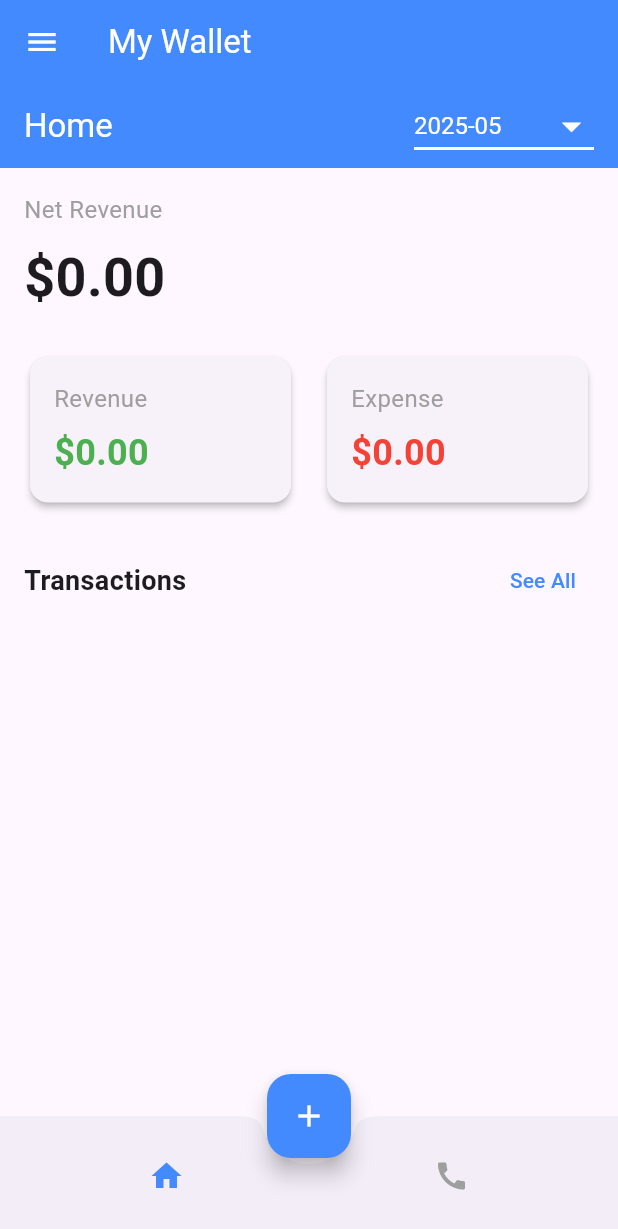
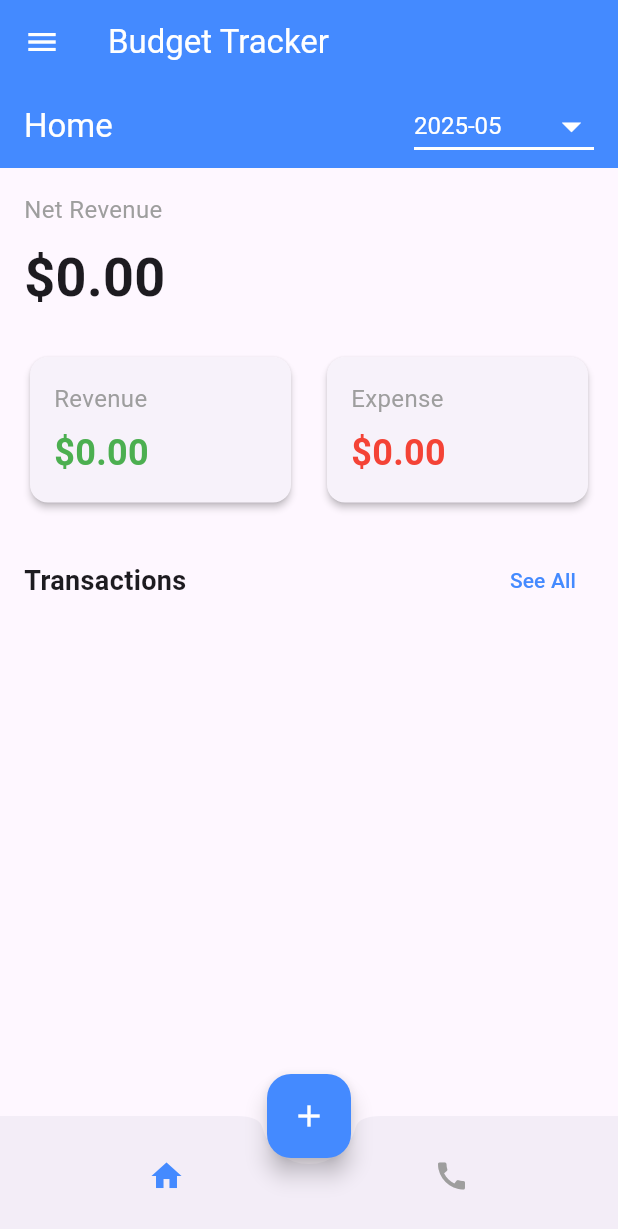
Before and after one commit to rebenkurd/budget_tracker, a Flutter app: the screen it shows after launch, on a phone screen of 412 x 824 dp. Shown: the top 1229 px of the screen. Run offline on Flutter 3.47's test engine with Material 3 defaults, Android fonts, the phone set to English and light mode, and no system bars; our stand-ins replace cloud_firestore, firebase_core; accounts and stored records are empty.

```diff
--- a/lib/Widgets/add_transaction/transaction_amount_field.dart
+++ b/lib/Widgets/add_transaction/transaction_amount_field.dart
@@ -4,9 +4,9 @@ class TransactionAmountField extends StatelessWidget {
   final TextEditingController controller;
 
   const TransactionAmountField({
-    Key? key,
+    super.key,
     required this.controller,
-  }) : super(key: key);
+  });
 
   @override
   Widget build(BuildContext context) {
--- a/lib/Widgets/add_transaction/transaction_date_picker.dart
+++ b/lib/Widgets/add_transaction/transaction_date_picker.dart
@@ -6,10 +6,10 @@ class TransactionDateField extends StatelessWidget {
   final ValueChanged<DateTime> onDateChanged;
 
   const TransactionDateField({
-    Key? key,
+    super.key,
     required this.selectedDate,
     required this.onDateChanged,
-  }) : super(key: key);
+  });
 
   Future<void> _selectDate(BuildContext context) async {
     final pickedDate = await showDatePicker(
--- a/lib/Widgets/add_transaction/transaction_form.dart
+++ b/lib/Widgets/add_transaction/transaction_form.dart
@@ -11,10 +11,10 @@ class TransactionForm extends StatefulWidget {
   final Function() onRefresh;
 
   const TransactionForm({
-    Key? key,
+    super.key,
     this.transaction,
     required this.onRefresh,
-  }) : super(key: key);
+  });
 
   @override
   _TransactionFormState createState() => _TransactionFormState();
@@ -68,7 +68,6 @@ class _TransactionFormState extends State<TransactionForm> {
 
         widget.onRefresh();
         Navigator.pop(context, true);
-
       } catch (e) {
         _showMessage(context, 'Failed to save transaction: $e');
       }
--- a/lib/Widgets/add_transaction/transaction_submit_button.dart
+++ b/lib/Widgets/add_transaction/transaction_submit_button.dart
@@ -5,10 +5,10 @@ class SubmitButton extends StatelessWidget {
   final VoidCallback onPressed;
 
   const SubmitButton({
-    Key? key,
+    super.key,
     required this.isEdit,
     required this.onPressed,
-  }) : super(key: key);
+  });
 
   @override
   Widget build(BuildContext context) {
--- a/lib/Widgets/add_transaction/transaction_title_field.dart
+++ b/lib/Widgets/add_transaction/transaction_title_field.dart
@@ -4,9 +4,9 @@ class TransactionTitleField extends StatelessWidget {
   final TextEditingController controller;
 
   const TransactionTitleField({
-    Key? key,
+    super.key,
     required this.controller,
-  }) : super(key: key);
+  });
 
   @override
   Widget build(BuildContext context) {
--- a/lib/Widgets/add_transaction/transaction_type_dropdown.dart
+++ b/lib/Widgets/add_transaction/transaction_type_dropdown.dart
@@ -5,10 +5,10 @@ class TransactionTypeField extends StatelessWidget {
   final ValueChanged<String?> onChanged;
 
   const TransactionTypeField({
-    Key? key,
+    super.key,
     required this.value,
     required this.onChanged,
-  }) : super(key: key);
+  });
 
   @override
   Widget build(BuildContext context) {
--- a/lib/Widgets/home/month_dropdown.dart
+++ b/lib/Widgets/home/month_dropdown.dart
@@ -30,7 +30,7 @@ class MonthDropdown extends StatelessWidget {
   Widget build(BuildContext context) {
     return Padding(
       padding: const EdgeInsets.symmetric(horizontal: 16),
-      child: Container(
+      child: SizedBox(
         width: 120,
         child: DropdownButton<String>(
           value: selectedMonth,
--- a/lib/main.dart
+++ b/lib/main.dart
@@ -15,7 +15,7 @@ class MainApp extends StatelessWidget {
   @override
   Widget build(BuildContext context) {
     return MaterialApp(
-      title: 'My Wallet',
+      title: 'Budget Tracker',
       theme: ThemeData(
         primarySwatch: Colors.blue,
       ),
--- a/lib/navigation/main_navigation_screen.dart
+++ b/lib/navigation/main_navigation_screen.dart
@@ -32,7 +32,7 @@ class _MainNavigationScreenState extends State<MainNavigationScreen> {
   Widget build(BuildContext context) {
     return Scaffold(
       appBar: AppBar(
-        title: const Text('My Wallet', style: TextStyle(color: Colors.white)),
+        title: const Text('Budget Tracker', style: TextStyle(color: Colors.white)),
         backgroundColor: Colors.blueAccent,
         elevation: 0,
         iconTheme: const IconThemeData(color: Colors.white),
--- a/lib/navigation/widgets/app_drawer.dart
+++ b/lib/navigation/widgets/app_drawer.dart
@@ -22,7 +22,7 @@ class AppDrawer extends StatelessWidget {
             ),
             child: Center(
               child: Text(
-                'My Wallet',
+                'Budget Tracker',
                 style: TextStyle(
                   color: Colors.white,
                   fontSize: 24,
--- a/lib/screens/add_transaction_screen.dart
+++ b/lib/screens/add_transaction_screen.dart
@@ -6,10 +6,10 @@ class AddTransactionScreen extends StatelessWidget {
   final Function() onRefresh;
 
   const AddTransactionScreen({
-    Key? key,
+    super.key,
     this.transaction,
     required this.onRefresh,
-  }) : super(key: key);
+  });
 
   @override
   Widget build(BuildContext context) {
--- a/lib/screens/splash_screen.dart
+++ b/lib/screens/splash_screen.dart
@@ -39,7 +39,7 @@ class _SplashScreenState extends State<SplashScreen> {
             ),
             const SizedBox(height: 20),
             const Text(
-              'My Wallet',
+              'Budget Tracker',
               style: TextStyle(
                 fontSize: 24,
                 fontWeight: FontWeight.bold,
```
